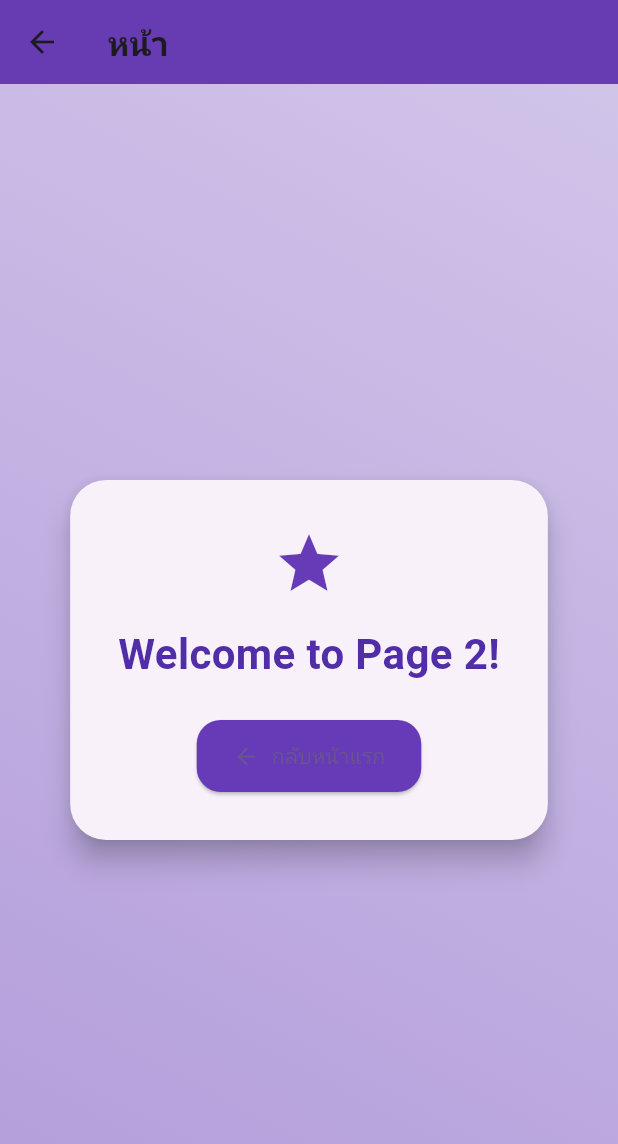
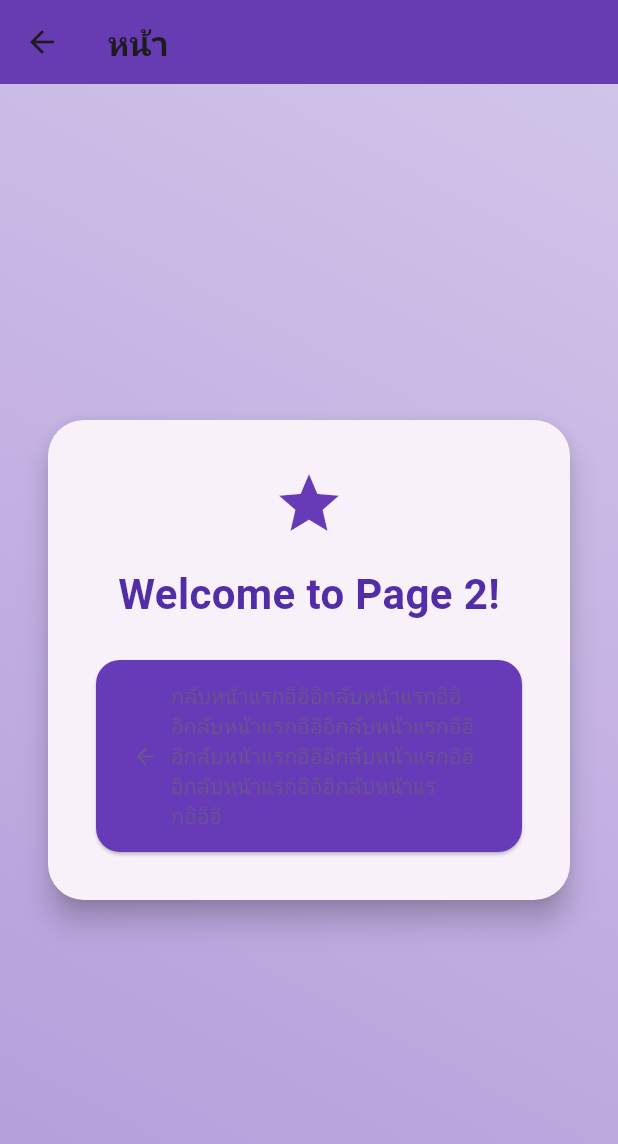
Before and after one commit to PATEANG/flutter66, a Flutter app: the Page2 screen opened by its route, on a phone screen of 412 x 824 dp. Shown: the top 1144 px of the screen. Run offline on Flutter 3.47's test engine with Material 3 defaults, Android fonts, the light colour scheme and no system bars.

Commit message:
Update page2.dart
กลับหน้าแรกอิอิอิกลับหน้าแรกอิอิอิกลับหน้าแรกอิอิอิกลับหน้าแรกอิอิอิ

```diff
--- a/flutterweb66/lib/page2.dart
+++ b/flutterweb66/lib/page2.dart
@@ -46,7 +46,7 @@ class Page2 extends StatelessWidget {
                       Navigator.pop(context);
                     },
                     icon: const Icon(Icons.arrow_back),
-                    label: const Text('กลับหน้าแรก'),
+                    label: const Text('กลับหน้าแรกอิอิอิกลับหน้าแรกอิอิอิกลับหน้าแรกอิอิอิกลับหน้าแรกอิอิอิกลับหน้าแรกอิอิอิกลับหน้าแรกอิอิอิกลับหน้าแรกอิอิอิกลับหน้าแรกอิอิอิ'),
                     style: ElevatedButton.styleFrom(
                       backgroundColor: Colors.deepPurple,
                       shape: RoundedRectangleBorder(borderRadius: BorderRadius.circular(16)),
```
